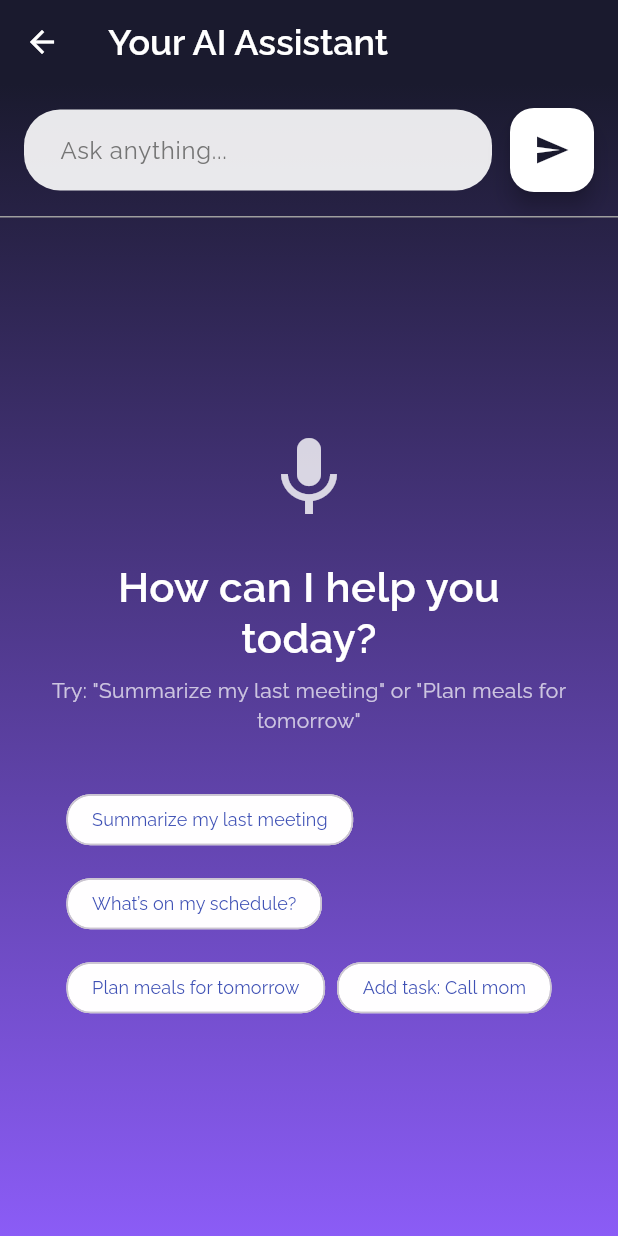
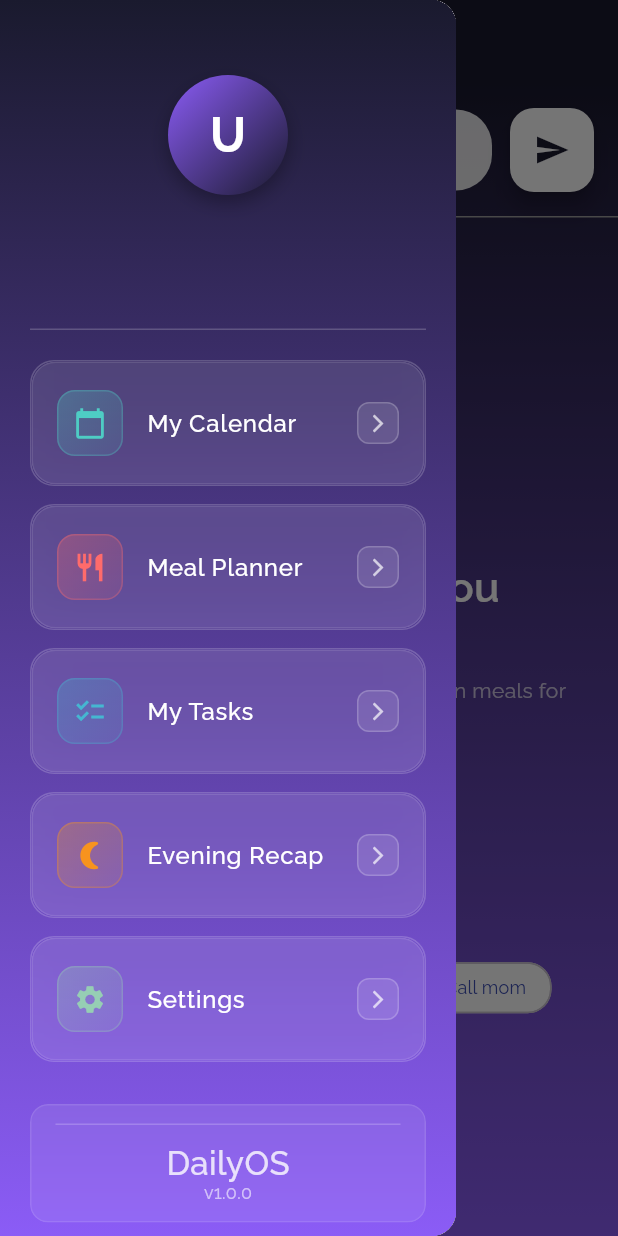
Before and after one commit to danielcyudoncy/dayOS, a Flutter app: the AICommandScreen screen opened by its route, with the side drawer open (before the commit the screen has no drawer), on a phone screen of 412 x 824 dp. Run offline on Flutter 3.47's test engine with Material 3 defaults, Android fonts, the phone set to English and light mode, and no system bars; our stand-ins replace cloud_firestore, firebase_core, flutter_dotenv, get, get_storage; accounts and stored records are empty.

Commit message:
app drawer done

```diff
--- /dev/null
+++ b/lib/core/widgets/app_drawer.dart
@@ -0,0 +1,287 @@
+// core/widgets/app_drawer.dart
+import 'dart:ui';
+import 'package:day_os/routes/app_pages.dart';
+import 'package:day_os/core/theme/font_util.dart';
+import 'package:flutter/material.dart';
+import 'package:get/get.dart';
+import 'package:get_storage/get_storage.dart';
+
+class AppDrawer extends StatelessWidget {
+  const AppDrawer({super.key});
+
+  @override
+  Widget build(BuildContext context) {
+    final storage = GetStorage();
+    final userName = storage.read('user_name') ?? 'User';
+    final userEmail = storage.read('user_email') ?? 'user@example.com';
+
+    return Drawer(
+      child: Container(
+        decoration: const BoxDecoration(
+          gradient: LinearGradient(
+            begin: Alignment.topCenter,
+            end: Alignment.bottomCenter,
+            colors: [
+              Color(0xFF1a1a2e), // Dark background
+              Color(0xFF8B5CF6), // Purple
+            ],
+          ),
+        ),
+        child: Column(
+          children: [
+            // User Profile Section
+            Container(
+              padding: const EdgeInsets.only(top: 50, bottom: 20, left: 20, right: 20),
+              child: Column(
+                children: [
+                  // Avatar
+                  Container(
+                    width: 80,
+                    height: 80,
+                    decoration: BoxDecoration(
+                      shape: BoxShape.circle,
+                      gradient: const LinearGradient(
+                        colors: [Color(0xFF8B5CF6), Color(0xFF1a1a2e)],
+                        begin: Alignment.topLeft,
+                        end: Alignment.bottomRight,
+                      ),
+                      boxShadow: [
+                        BoxShadow(
+                          color: Colors.black.withValues(alpha: 0.3),
+                          blurRadius: 10,
+                          offset: const Offset(0, 5),
+                        ),
+                      ],
+                    ),
+                    child: CircleAvatar(
+                      radius: 35,
+                      backgroundColor: Colors.transparent,
+                      child: Text(
+                        userName.isNotEmpty ? userName[0].toUpperCase() : 'U',
+                        style: FontUtil.headlineLarge(
+                          color: Colors.white,
+                          fontWeight: FontWeights.bold,
+                        ),
+                      ),
+                    ),
+                  ),
+                  const SizedBox(height: 16),
+                  // User Name
+                  Text(
+                    userName,
+                    style: FontUtil.headlineSmall(
+                      color: Colors.white,
+                      fontWeight: FontWeights.semiBold,
+                    ),
+                  ),
+                  const SizedBox(height: 4),
+                  // User Email
+                  Text(
+                    userEmail,
+                    style: FontUtil.bodyMedium(
+                      color: Colors.white.withValues(alpha: 0.7),
+                    ),
+                  ),
+                ],
+              ),
+            ),
+
+            // Divider
+            Container(
+              margin: const EdgeInsets.symmetric(horizontal: 20),
+              height: 1,
+              color: Colors.white.withValues(alpha: 0.2),
+            ),
+
+            const SizedBox(height: 20),
+
+            // Navigation Items and App Info
+            Expanded(
+              child: ListView(
+                padding: const EdgeInsets.symmetric(horizontal: 20),
+                children: [
+                  _buildDrawerItem(
+                    icon: Icons.calendar_today,
+                    title: 'My Calendar',
+                    route: AppRoutes.calendar,
+                    color: const Color(0xFF4ECDC4),
+                  ),
+                  _buildDrawerItem(
+                    icon: Icons.restaurant,
+                    title: 'Meal Planner',
+                    route: AppRoutes.meals,
+                    color: const Color(0xFFFF6B6B),
+                  ),
+                  _buildDrawerItem(
+                    icon: Icons.checklist,
+                    title: 'My Tasks',
+                    route: AppRoutes.tasks,
+                    color: const Color(0xFF45B7D1),
+                  ),
+                  _buildDrawerItem(
+                    icon: Icons.nightlight_round,
+                    title: 'Evening Recap',
+                    route: AppRoutes.recap,
+                    color: const Color(0xFFF7931E),
+                  ),
+                  _buildDrawerItem(
+                    icon: Icons.settings,
+                    title: 'Settings',
+                    route: AppRoutes.settings,
+                    color: const Color(0xFF96CEB4),
+                  ),
+
+                  // App Info Section - moved closer to navigation items
+                  Container(
+                    margin: const EdgeInsets.only(top: 16),
+                    child: ClipRRect(
+                      borderRadius: BorderRadius.circular(12),
+                      child: BackdropFilter(
+                        filter: ImageFilter.blur(sigmaX: 8, sigmaY: 8),
+                        child: Material(
+                          color: Colors.transparent,
+                          child: InkWell(
+                            borderRadius: BorderRadius.circular(12),
+                            onTap: () {
+                              Get.back(); // Close drawer
+                              Get.offAllNamed('/'); // Navigate to home screen
+                            },
+                            child: Container(
+                              padding: const EdgeInsets.symmetric(horizontal: 16, vertical: 12),
+                              decoration: BoxDecoration(
+                                borderRadius: BorderRadius.circular(12),
+                                color: Colors.white.withValues(alpha: 0.08),
+                                border: Border.all(
+                                  color: Colors.white.withValues(alpha: 0.1),
+                                  width: 1,
+                                ),
+                              ),
+                              child: Column(
+                                children: [
+                                  Container(
+                                    height: 1,
+                                    color: Colors.white.withValues(alpha: 0.2),
+                                  ),
+                                  const SizedBox(height: 12),
+                                  Text(
+                                    'DailyOS',
+                                    style: FontUtil.titleLarge(
+                                      color: Colors.white.withValues(alpha: 0.8),
+                                      fontWeight: FontWeights.medium,
+                                    ),
+                                  ),
+                                  Text(
+                                    'v1.0.0',
+                                    style: FontUtil.caption(
+                                      color: Colors.white.withValues(alpha: 0.6),
+                                    ),
+                                  ),
+                                ],
+                              ),
+                            ),
+                          ),
+                        ),
+                      ),
+                    ),
+                  ),
+                ],
+              ),
+            ),
+          ],
+        ),
+      ),
+    );
+  }
+
+  Widget _buildDrawerItem({
+    required IconData icon,
+    required String title,
+    required String route,
+    required Color color,
+  }) {
+    return Container(
+      margin: const EdgeInsets.only(bottom: 12),
+      decoration: BoxDecoration(
+        borderRadius: BorderRadius.circular(16),
+        border: Border.all(
+          color: Colors.white.withValues(alpha: 0.2),
+          width: 1,
+        ),
+      ),
+      child: ClipRRect(
+        borderRadius: BorderRadius.circular(16),
+        child: BackdropFilter(
+          filter: ImageFilter.blur(sigmaX: 10, sigmaY: 10),
+          child: Container(
+            decoration: BoxDecoration(
+              borderRadius: BorderRadius.circular(16),
+              color: Colors.white.withValues(alpha: 0.1),
+              border: Border.all(
+                color: Colors.white.withValues(alpha: 0.1),
+                width: 1,
+              ),
+            ),
+            child: ListTile(
+              leading: Container(
+                width: 44,
+                height: 44,
+                decoration: BoxDecoration(
+                  borderRadius: BorderRadius.circular(12),
+                  gradient: LinearGradient(
+                    colors: [
+                      color.withValues(alpha: 0.3),
+                      color.withValues(alpha: 0.1),
+                    ],
+                    begin: Alignment.topLeft,
+                    end: Alignment.bottomRight,
+                  ),
+                  border: Border.all(
+                    color: color.withValues(alpha: 0.3),
+                    width: 1,
+                  ),
+                ),
+                child: Icon(
+                  icon,
+                  color: color,
+                  size: 22,
+                ),
+              ),
+              title: Text(
+                title,
+                style: FontUtil.bodyLarge(
+                  color: Colors.white,
+                  fontWeight: FontWeights.medium,
+                ),
+              ),
+              trailing: Container(
+                width: 28,
+                height: 28,
+                decoration: BoxDecoration(
+                  borderRadius: BorderRadius.circular(8),
+                  color: Colors.white.withValues(alpha: 0.1),
+                  border: Border.all(
+                    color: Colors.white.withValues(alpha: 0.2),
+                    width: 1,
+                  ),
+                ),
+                child: Icon(
+                  Icons.arrow_forward_ios,
+                  color: Colors.white.withValues(alpha: 0.7),
+                  size: 14,
+                ),
+              ),
+              onTap: () {
+                Get.back(); // Close drawer
+                Get.toNamed(route);
+              },
+              shape: RoundedRectangleBorder(
+                borderRadius: BorderRadius.circular(16),
+              ),
+              contentPadding: const EdgeInsets.symmetric(horizontal: 16, vertical: 12),
+            ),
+          ),
+        ),
+      ),
+    );
+  }
+}
--- a/lib/features/ai_assistant/views/ai_assistant/ai_command_screen.dart
+++ b/lib/features/ai_assistant/views/ai_assistant/ai_command_screen.dart
@@ -1,6 +1,7 @@
 // features/ai_assistant/views/ai_assistant/ai_command_screen.dart
 
 import 'package:day_os/features/ai_assistant/controllers/ai_controller.dart';
+import 'package:day_os/core/widgets/app_drawer.dart';
 import 'package:day_os/core/theme/font_util.dart';
 import 'package:flutter/material.dart';
 import 'package:get/get.dart';
@@ -14,13 +15,16 @@ class AICommandScreen extends StatelessWidget {
     final controller = Get.put(AIController()); // We'll create this next
 
     return Scaffold(
+      drawer: const AppDrawer(),
       appBar: AppBar(
         title: Text('Your AI Assistant', style: FontUtil.headlineSmall(color: Colors.white, fontWeight: FontWeights.semiBold)),
         backgroundColor: const Color(0xFF1a1a2e),
         foregroundColor: Colors.white,
-        leading: IconButton(
-          onPressed: () => Get.back(),
-          icon: const Icon(Icons.arrow_back, color: Colors.white),
+        leading: Builder(
+          builder: (context) => IconButton(
+            icon: const Icon(Icons.menu, color: Colors.white),
+            onPressed: () => Scaffold.of(context).openDrawer(),
+          ),
         ),
       ),
       body: Container(
--- a/lib/features/dashboard/views/home/home_screen.dart
+++ b/lib/features/dashboard/views/home/home_screen.dart
@@ -1,5 +1,6 @@
 // features/dashboard/views/home/home_screen.dart
 import 'package:day_os/features/dashboard/controllers/home_controller.dart';
+import 'package:day_os/core/widgets/app_drawer.dart';
 import 'package:day_os/core/widgets/meal_tile.dart';
 import 'package:day_os/core/widgets/meeting_tile.dart';
 import 'package:day_os/core/widgets/morning_briefing_card.dart';
@@ -17,6 +18,7 @@ class HomeScreen extends GetView<HomeController> {
   Widget build(BuildContext context) {
 
     return Scaffold(
+      drawer: const AppDrawer(),
       appBar: AppBar(
         title: Text(
           'DailyOS',
@@ -28,34 +30,12 @@ class HomeScreen extends GetView<HomeController> {
         centerTitle: true,
         backgroundColor: const Color(0xFF1a1a2e),
         foregroundColor: Colors.white,
-       actions: [
-          IconButton(
-            onPressed: () => Get.toNamed('/calendar'),
-            icon: const Icon(Icons.calendar_today, color: Colors.white),
+        leading: Builder(
+          builder: (context) => IconButton(
+            icon: const Icon(Icons.menu, color: Colors.white),
+            onPressed: () => Scaffold.of(context).openDrawer(),
           ),
-          IconButton(
-            onPressed: () => Get.toNamed('/meals'),
-            icon: const Icon(Icons.restaurant, color: Colors.white),
-          ),
-          IconButton(
-            onPressed: () => Get.toNamed('/tasks'),
-            icon: const Icon(Icons.checklist, color: Colors.white),
-          ),
-          IconButton(
-            onPressed: () => Get.toNamed('/recap'),
-            icon: const Icon(Icons.nightlight_round, color: Colors.white),
-          ),
-          IconButton(
-            onPressed: () => Get.toNamed('/settings'),
-            icon: const Icon(Icons.settings, color: Colors.white),
-          ),
-          const SizedBox(width: 8),
-          CircleAvatar(
-            backgroundColor: Colors.white.withValues(alpha: 0.2),
-            child: const Icon(Icons.person, color: Colors.white, size: 18),
-          ),
-          const SizedBox(width: 12),
-        ],
+        ),
       ),
       body: Container(
         decoration: const BoxDecoration(
--- a/lib/features/dashboard/views/morning/morning_briefing_screen.dart
+++ b/lib/features/dashboard/views/morning/morning_briefing_screen.dart
@@ -1,5 +1,7 @@
-// presentation/screens/morning/morning_briefing_screen.dart
+// features/dashboard/views/morning/morning_briefing_screen.dart
 import 'package:day_os/features/dashboard/controllers/morning_controller.dart';
+import 'package:day_os/core/widgets/app_drawer.dart';
+import 'package:day_os/core/theme/font_util.dart';
 import 'package:flutter/material.dart';
 import 'package:get/get.dart';
 
@@ -12,6 +14,18 @@ class MorningBriefingScreen extends StatelessWidget {
     final controller = Get.find<MorningController>();
 
     return Scaffold(
+      drawer: const AppDrawer(),
+      appBar: AppBar(
+        title: Text('Morning Briefing', style: FontUtil.headlineSmall(color: Colors.white, fontWeight: FontWeights.semiBold)),
+        backgroundColor: const Color(0xFFFF9800),
+        foregroundColor: Colors.white,
+        leading: Builder(
+          builder: (context) => IconButton(
+            icon: const Icon(Icons.menu, color: Colors.white),
+            onPressed: () => Scaffold.of(context).openDrawer(),
+          ),
+        ),
+      ),
       body: Obx(() {
         if (controller.isLoading.value) {
           return const Center(child: CircularProgressIndicator.adaptive());
--- a/lib/features/dashboard/views/recap/evening_recap_screen.dart
+++ b/lib/features/dashboard/views/recap/evening_recap_screen.dart
@@ -1,5 +1,6 @@
-// presentation/screens/recap/evening_recap_screen.dart
+// features/dashboard/views/recap/evening_recap_screen.dart
 import 'package:day_os/features/dashboard/controllers/recap_controller.dart';
+import 'package:day_os/core/widgets/app_drawer.dart';
 import 'package:flutter/material.dart';
 import 'package:get/get.dart';
 
@@ -12,10 +13,17 @@ class EveningRecapScreen extends StatelessWidget {
     final controller = Get.find<RecapController>();
 
     return Scaffold(
+      drawer: const AppDrawer(),
       appBar: AppBar(
         title: const Text('Evening Recap'),
         backgroundColor: Colors.deepPurple,
         foregroundColor: Colors.white,
+        leading: Builder(
+          builder: (context) => IconButton(
+            icon: const Icon(Icons.menu, color: Colors.white),
+            onPressed: () => Scaffold.of(context).openDrawer(),
+          ),
+        ),
       ),
       body: Obx(() {
         if (controller.isLoading.value) {
--- a/lib/features/dashboard/views/settings/settings_screen.dart
+++ b/lib/features/dashboard/views/settings/settings_screen.dart
@@ -2,6 +2,7 @@
 import 'package:flutter/material.dart';
 import 'package:get/get.dart';
 import 'package:day_os/core/theme/font_util.dart';
+import 'package:day_os/core/widgets/app_drawer.dart';
 import '../../controllers/settings_controller.dart';
 
 class SettingsScreen extends StatelessWidget {
@@ -12,11 +13,18 @@ class SettingsScreen extends StatelessWidget {
     final controller = Get.find<SettingsController>();
 
     return Scaffold(
+      drawer: const AppDrawer(),
       appBar: AppBar(
         title: Text('Settings', style: FontUtil.headlineSmall(color: Colors.white, fontWeight: FontWeights.semiBold)),
         backgroundColor: const Color(0xFF1a1a2e),
         foregroundColor: Colors.white,
         elevation: 0,
+        leading: Builder(
+          builder: (context) => IconButton(
+            icon: const Icon(Icons.menu, color: Colors.white),
+            onPressed: () => Scaffold.of(context).openDrawer(),
+          ),
+        ),
       ),
       body: Container(
         decoration: const BoxDecoration(
--- a/lib/features/meals/views/grocery/grocery_list_screen.dart
+++ b/lib/features/meals/views/grocery/grocery_list_screen.dart
@@ -1,9 +1,10 @@
 // features/meals/views/grocery/grocery_list_screen.dart
 import 'package:day_os/data/models/grocery_item.dart';
 import 'package:day_os/features/meals/controllers/grocery_controller.dart';
+import 'package:day_os/core/widgets/app_drawer.dart';
 import 'package:day_os/core/theme/font_util.dart';
 import 'package:flutter/material.dart';
-import 'package:get/get.dart';
+import 'package:get/Get.dart';
 
 
 class GroceryListScreen extends StatelessWidget {
@@ -14,10 +15,17 @@ class GroceryListScreen extends StatelessWidget {
     final controller = Get.find<GroceryController>();
 
     return Scaffold(
+      drawer: const AppDrawer(),
       appBar: AppBar(
         title: Text('Grocery List', style: FontUtil.headlineSmall(color: Colors.white, fontWeight: FontWeights.semiBold)),
         backgroundColor: const Color(0xFF1a1a2e),
         foregroundColor: Colors.white,
+        leading: Builder(
+          builder: (context) => IconButton(
+            icon: const Icon(Icons.menu, color: Colors.white),
+            onPressed: () => Scaffold.of(context).openDrawer(),
+          ),
+        ),
         actions: [
           IconButton(
             onPressed: () => _showAddItemDialog(context, controller),
--- a/lib/features/meals/views/meals/meal_planner_screen.dart
+++ b/lib/features/meals/views/meals/meal_planner_screen.dart
@@ -1,5 +1,6 @@
 // features/meals/views/meals/meal_planner_screen.dart
 import 'package:day_os/features/meals/controllers/meal_controller.dart';
+import 'package:day_os/core/widgets/app_drawer.dart';
 import 'package:day_os/core/widgets/meal_day_card.dart';
 import 'package:day_os/core/theme/font_util.dart';
 import 'package:flutter/material.dart';
@@ -14,10 +15,17 @@ class MealPlannerScreen extends StatelessWidget {
     final controller = Get.find<MealController>();
 
     return Scaffold(
+      drawer: const AppDrawer(),
       appBar: AppBar(
         title: Text('Meal Planner', style: FontUtil.headlineSmall(color: Colors.white, fontWeight: FontWeights.semiBold)),
         backgroundColor: const Color(0xFF1a1a2e),
         foregroundColor: Colors.white,
+        leading: Builder(
+          builder: (context) => IconButton(
+            icon: const Icon(Icons.menu, color: Colors.white),
+            onPressed: () => Scaffold.of(context).openDrawer(),
+          ),
+        ),
         actions: [
           IconButton(
             onPressed: () => _showDietaryPreferencesDialog(context, controller),
@@ -36,7 +44,7 @@ class MealPlannerScreen extends StatelessWidget {
             end: Alignment.bottomCenter,
             colors: [
               Color(0xFF1a1a2e), // Dark background
-              Color(0xFF8B5CF6), // Purple
+              Color.fromARGB(255, 61, 201, 43), // Purple
             ],
           ),
         ),
--- a/lib/features/meetings/views/calendar/calendar_screen.dart
+++ b/lib/features/meetings/views/calendar/calendar_screen.dart
@@ -1,5 +1,6 @@
 // features/meetings/views/calendar/calendar_screen.dart
 import 'package:day_os/features/meetings/controllers/calendar_controller.dart';
+import 'package:day_os/core/widgets/app_drawer.dart';
 import 'package:day_os/core/widgets/meeting_tile.dart';
 import 'package:day_os/core/theme/font_util.dart';
 import 'package:flutter/material.dart';
@@ -14,10 +15,17 @@ class CalendarScreen extends StatelessWidget {
     final controller = Get.find<CalendarController>();
 
     return Scaffold(
+      drawer: const AppDrawer(),
       appBar: AppBar(
         title: Text('My Calendar', style: FontUtil.headlineSmall(color: Colors.white, fontWeight: FontWeights.semiBold)),
         backgroundColor: const Color(0xFF1a1a2e),
         foregroundColor: Colors.white,
+        leading: Builder(
+          builder: (context) => IconButton(
+            icon: const Icon(Icons.menu, color: Colors.white),
+            onPressed: () => Scaffold.of(context).openDrawer(),
+          ),
+        ),
         actions: [
           IconButton(
             onPressed: controller.syncCalendars,
--- a/lib/features/tasks/views/tasks/task_manager_screen.dart
+++ b/lib/features/tasks/views/tasks/task_manager_screen.dart
@@ -1,5 +1,6 @@
 // features/tasks/views/tasks/task_manager_screen.dart
 import 'package:day_os/features/tasks/controllers/task_controller.dart';
+import 'package:day_os/core/widgets/app_drawer.dart';
 import 'package:day_os/core/widgets/task_list_tile.dart';
 import 'package:day_os/core/theme/font_util.dart';
 import 'package:flutter/material.dart';
@@ -14,10 +15,17 @@ class TaskManagerScreen extends StatelessWidget {
     final controller = Get.find<TaskController>();
 
     return Scaffold(
+      drawer: const AppDrawer(),
       appBar: AppBar(
         title: Text('My Tasks', style: FontUtil.headlineSmall(color: Colors.white, fontWeight: FontWeights.semiBold)),
         backgroundColor: const Color(0xFF1a1a2e),
         foregroundColor: Colors.white,
+        leading: Builder(
+          builder: (context) => IconButton(
+            icon: const Icon(Icons.menu, color: Colors.white),
+            onPressed: () => Scaffold.of(context).openDrawer(),
+          ),
+        ),
         actions: [
           IconButton(
             onPressed: () => _showAddTaskDialog(context, controller),
```
